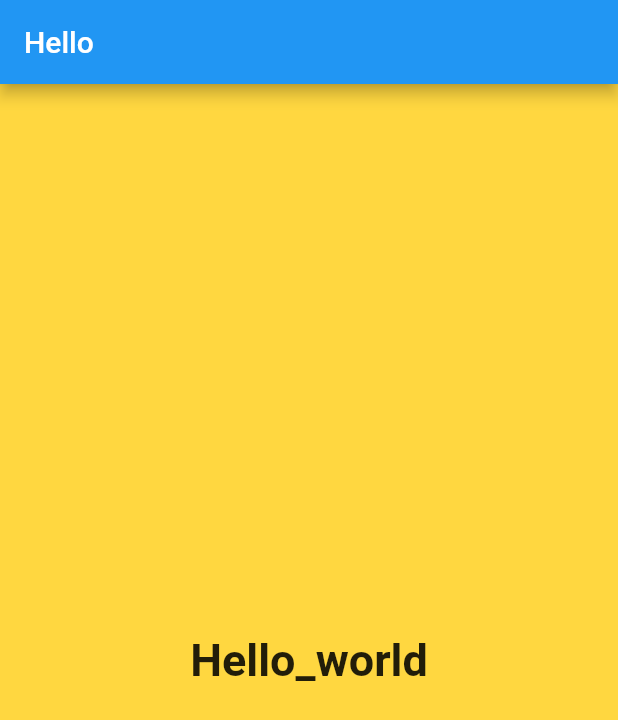
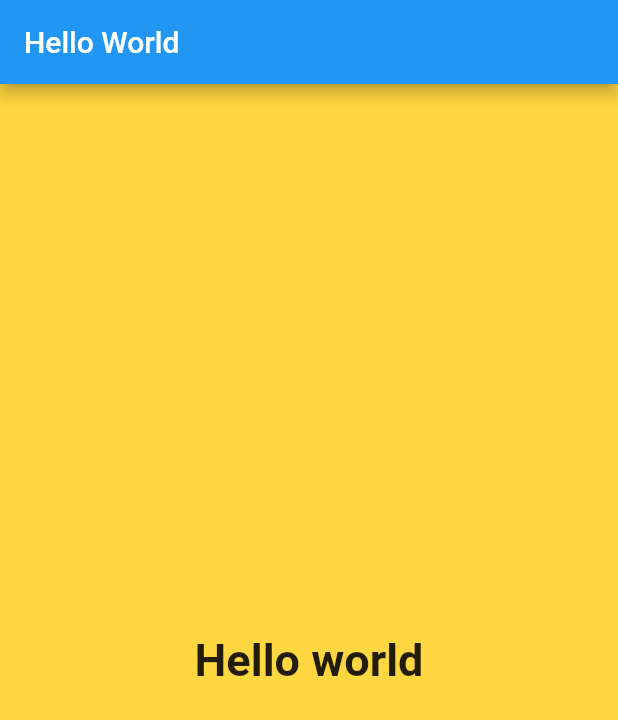
Before and after one commit to umairliaqat33/hello_world, a Flutter app: the screen it shows after launch, on a phone screen of 412 x 824 dp. Shown: the top 720 px of the screen. Run offline on Flutter 3.47's test engine with Material 2 defaults, Android fonts, the phone set to English and light mode, and no system bars.

```diff
--- a/lib/main.dart
+++ b/lib/main.dart
@@ -12,13 +12,13 @@ class MyApp extends StatelessWidget {
     return MaterialApp(
       home: Scaffold(
         appBar: AppBar(
-          title: Text("Hello"),
+          title: Text("Hello World"),
         ),
         body: Container(
           color: Colors.amberAccent,
           child: Center(
             child: Text(
-              "Hello_world",
+              "Hello world",
               style: TextStyle(fontSize: 30, fontWeight: FontWeight.bold),
             ),
           ),
```
